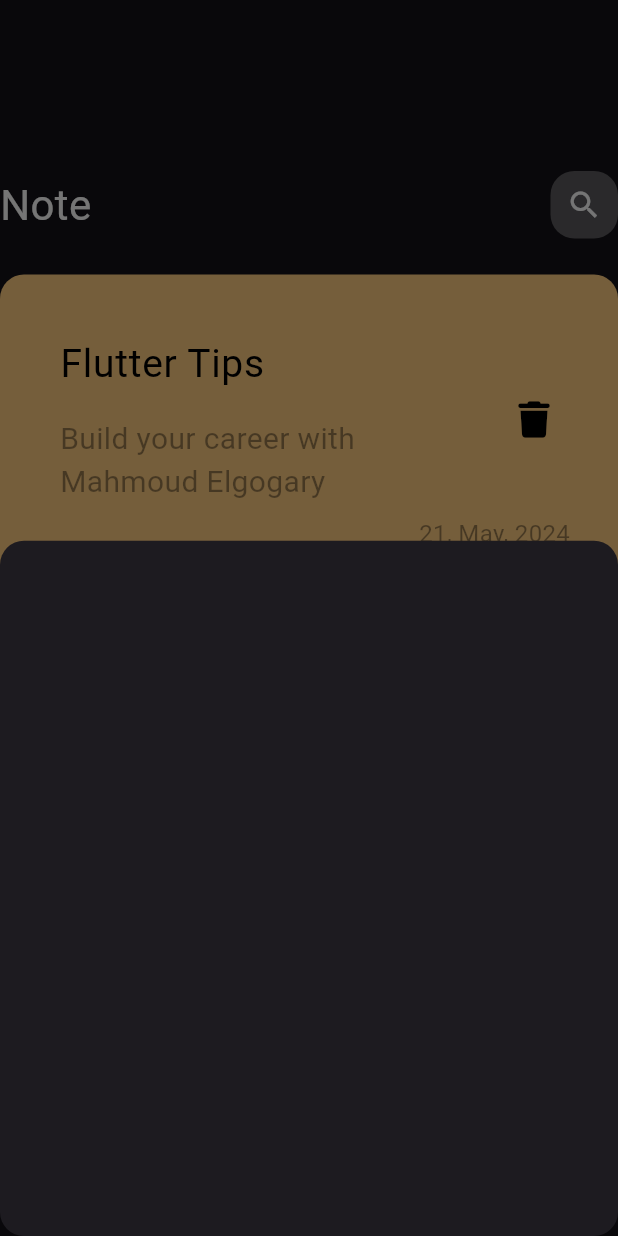
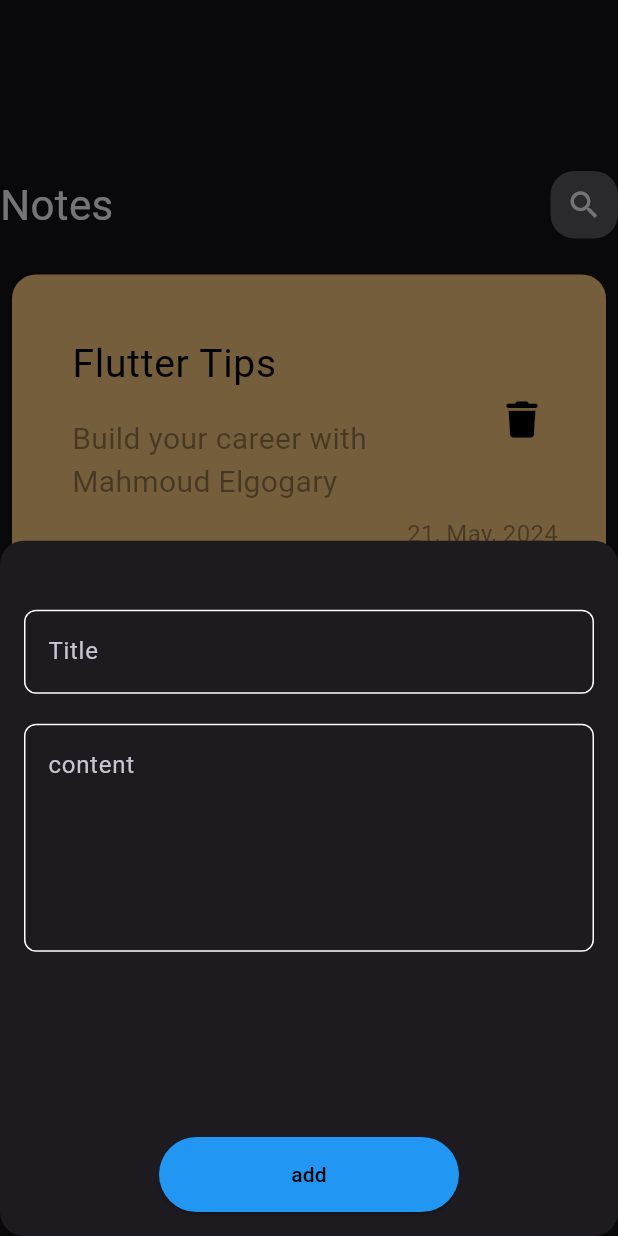
Before and after one commit to mahmoud0102000/note_app, a Flutter app: the screen it shows after launch, after a tap on the "add" icon, on a phone screen of 412 x 824 dp. Run offline on Flutter 3.47's test engine with Material 3 defaults, Android fonts, the phone set to English and light mode, and no system bars; our stand-ins replace font_awesome_flutter.

Commit message:
create note model

```diff
--- a/lib/main.dart
+++ b/lib/main.dart
@@ -13,6 +13,6 @@ class NotesApp extends StatelessWidget {
     return MaterialApp(
         debugShowCheckedModeBanner: false,
         theme: ThemeData(brightness: Brightness.dark),
-        home: NotesView());
+        home: const NotesView());
   }
 }
--- a/lib/notes_view.dart
+++ b/lib/notes_view.dart
@@ -16,12 +16,12 @@ class NotesView extends StatelessWidget {
                       borderRadius: BorderRadius.circular(16)),
                   context: context,
                   builder: (context) {
-                    return CustomAddBottomSheet();
+                    return const CustomAddBottomSheet();
                   });
             },
-            child: Icon(Icons.add)),
-        body: Padding(
-          padding: const EdgeInsets.only(top: 40),
+            child: const Icon(Icons.add)),
+        body: const Padding(
+          padding: EdgeInsets.only(top: 40),
           child: CustomNoteVeiwBody(),
         ));
   }
--- a/lib/view/widget/custom_add_bottom_sheet.dart
+++ b/lib/view/widget/custom_add_bottom_sheet.dart
@@ -1,10 +1,41 @@
 import 'package:flutter/material.dart';
+import 'package:note_app/view/widget/custom_textfield.dart';
 
 class CustomAddBottomSheet extends StatelessWidget {
   const CustomAddBottomSheet({super.key});
 
   @override
   Widget build(BuildContext context) {
-    return Container();
+    return Padding(
+      padding: const EdgeInsets.symmetric(horizontal: 16, vertical: 16),
+      child: Column(
+        children: [
+          const SizedBox(height: 30),
+          const CustomTextfield(
+            hint: 'Title',
+          ),
+          const SizedBox(
+            height: 20,
+          ),
+          const CustomTextfield(
+            hint: 'content',
+            maxlines: 5,
+          ),
+          Spacer(),
+          SizedBox(
+            height: 50,
+            width: 200,
+            child: ElevatedButton(
+              style: ButtonStyle(
+                  backgroundColor: WidgetStatePropertyAll(Colors.blue)),
+              onPressed: () {
+                Navigator.pop(context);
+              },
+              child: const Text('add', style: TextStyle(color: Colors.black)),
+            ),
+          )
+        ],
+      ),
+    );
   }
 }
--- a/lib/view/widget/custom_app_bar.dart
+++ b/lib/view/widget/custom_app_bar.dart
@@ -2,18 +2,21 @@ import 'package:flutter/material.dart';
 import 'package:note_app/view/widget/custom_icon.dart';
 
 class CustomAppBar extends StatelessWidget {
-  const CustomAppBar({super.key});
-
+  const CustomAppBar({super.key, required this.icon, required this.title});
+  final IconData icon;
+  final String title;
   @override
   Widget build(BuildContext context) {
     return Row(
       children: [
         Text(
-          'Note',
+          title,
           style: TextStyle(color: Colors.white, fontSize: 28),
         ),
         Spacer(),
-        CustomIcon()
+        CustomIcon(
+          icon: icon,
+        )
       ],
     );
   }
--- a/lib/view/widget/custom_icon.dart
+++ b/lib/view/widget/custom_icon.dart
@@ -1,8 +1,8 @@
 import 'package:flutter/material.dart';
 
 class CustomIcon extends StatelessWidget {
-  const CustomIcon({super.key});
-
+  const CustomIcon({super.key, required this.icon});
+  final IconData icon;
   @override
   Widget build(BuildContext context) {
     return Container(
@@ -12,7 +12,7 @@ class CustomIcon extends StatelessWidget {
         borderRadius: BorderRadius.circular(16),
         color: Colors.white.withOpacity(0.3),
       ),
-      child: Icon(Icons.search),
+      child: Icon(icon),
     );
   }
 }
--- a/lib/view/widget/custom_note_item.dart
+++ b/lib/view/widget/custom_note_item.dart
@@ -1,13 +1,20 @@
 import 'package:flutter/material.dart';
 import 'package:font_awesome_flutter/font_awesome_flutter.dart';
+import 'package:note_app/edit_note_veiw.dart';
 
 class CustomNoteItem extends StatelessWidget {
   const CustomNoteItem({super.key});
 
   @override
   Widget build(BuildContext context) {
-    return Padding(
-      padding: const EdgeInsets.symmetric(vertical: 8),
+    return GestureDetector(
+      onTap: () {
+        Navigator.push(context, MaterialPageRoute(builder: (context) {
+          return EditNoteVeiw();
+        }));
+      },
+      child: Padding(
+        padding: const EdgeInsets.symmetric(vertical: 8, horizontal: 8),
         child: Container(
           padding: const EdgeInsets.all(8.0),
           decoration: BoxDecoration(
@@ -57,6 +64,7 @@ class CustomNoteItem extends StatelessWidget {
             ),
           ),
         ),
+      ),
     );
   }
 }
--- a/lib/view/widget/custom_note_listveiw.dart
+++ b/lib/view/widget/custom_note_listveiw.dart
@@ -11,7 +11,7 @@ class CustomNoteListveiw extends StatelessWidget {
       child: ListView.builder(
           padding: EdgeInsets.zero,
           itemBuilder: (context, index) {
-            return CustomNoteItem();
+            return const CustomNoteItem();
           }),
     );
   }
--- a/lib/view/widget/custom_note_veiw_body.dart
+++ b/lib/view/widget/custom_note_veiw_body.dart
@@ -1,7 +1,5 @@
 import 'package:flutter/material.dart';
-import 'package:font_awesome_flutter/font_awesome_flutter.dart';
 import 'package:note_app/view/widget/custom_app_bar.dart';
-import 'package:note_app/view/widget/custom_note_item.dart';
 import 'package:note_app/view/widget/custom_note_listveiw.dart'; // استخدمه فقط إذا كان ضرورياً
 
 class CustomNoteVeiwBody extends StatelessWidget {
@@ -16,7 +14,10 @@ class CustomNoteVeiwBody extends StatelessWidget {
           SizedBox(
             height: 50,
           ),
-          CustomAppBar(),
+          CustomAppBar(
+            icon: Icons.search,
+            title: 'Notes',
+          ),
           Expanded(child: CustomNoteListveiw())
         ],
       ),
--- /dev/null
+++ b/lib/view/widget/custom_textfield.dart
@@ -0,0 +1,28 @@
+import 'package:flutter/material.dart';
+
+class CustomTextfield extends StatelessWidget {
+  const CustomTextfield({super.key, required this.hint, this.maxlines = 1});
+  final String hint;
+  final int maxlines;
+
+  @override
+  Widget build(BuildContext context) {
+    return TextField(
+      maxLines: maxlines,
+      decoration: InputDecoration(
+        hintText: hint,
+        border: OutlineInputBorder(
+          borderRadius: BorderRadius.circular(8),
+        ),
+        enabledBorder: OutlineInputBorder(
+          borderRadius: BorderRadius.circular(8),
+          borderSide: BorderSide(color: Colors.white),
+        ),
+        focusedBorder: OutlineInputBorder(
+          borderRadius: BorderRadius.circular(8),
+          borderSide: BorderSide(color: Colors.white),
+        ),
+      ),
+    );
+  }
+}
```
Also changed, not shown: lib/edit_note_veiw.dart (added, +37 -0 lines), lib/model/notes_model.dart (added, +14 -0 lines). Lines whose indentation alone changed are shown as unchanged.
